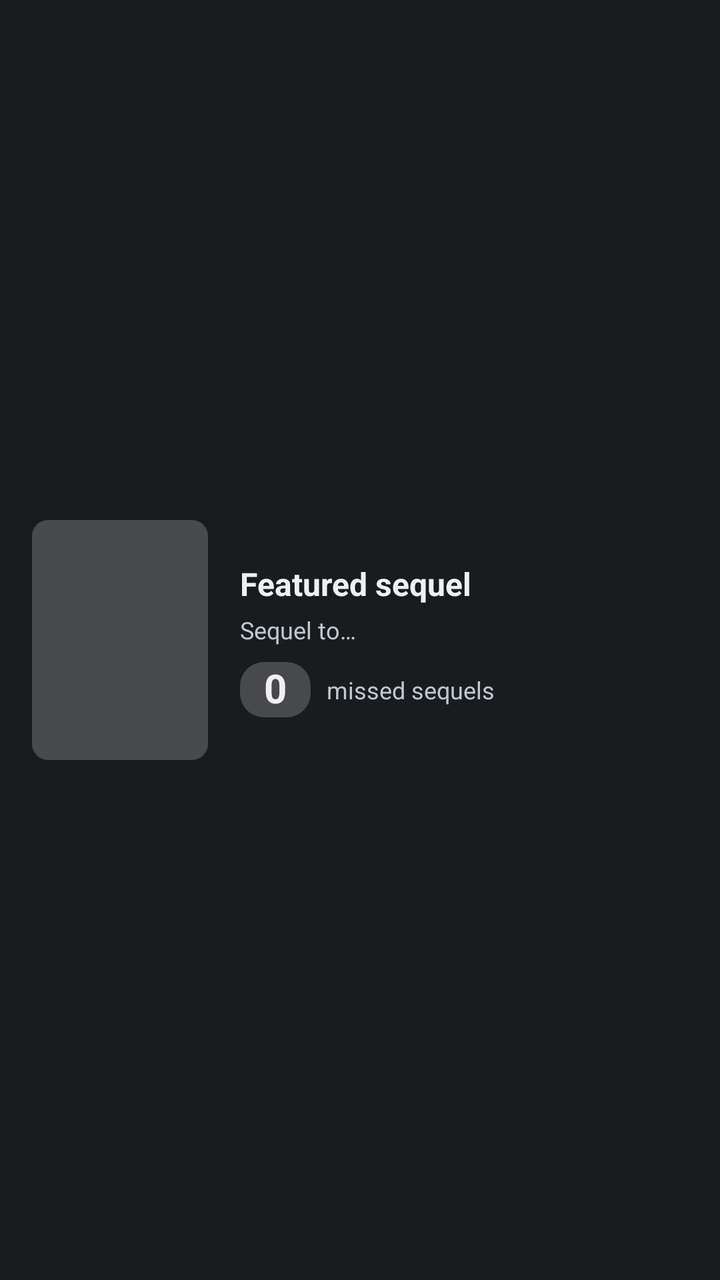
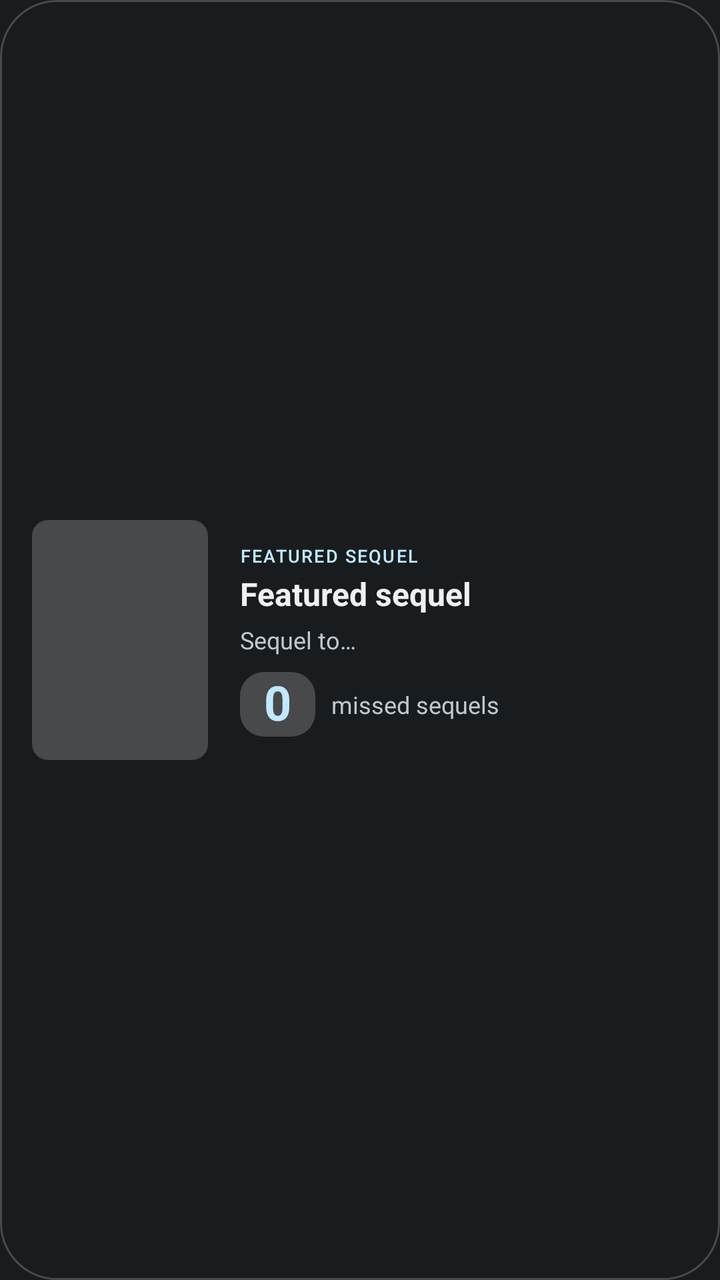

An Android layout rendered at two revisions. The XML below is the earlier revision; the diff shows what the commit changed to produce the second picture.
<!-- AndroidManifest.xml: application theme Theme.MyApplication -->
<!-- res/layout/widget_featured_sequel.xml -->
<?xml version="1.0" encoding="utf-8"?>
<FrameLayout xmlns:android="http://schemas.android.com/apk/res/android"
    android:id="@+id/widget_featured_root"
    android:layout_width="match_parent"
    android:layout_height="match_parent"
    android:background="@drawable/widget_background">

    <LinearLayout
        android:layout_width="match_parent"
        android:layout_height="match_parent"
        android:gravity="center_vertical"
        android:orientation="horizontal"
        android:padding="16dp">

        <ImageView
            android:id="@+id/widget_featured_cover"
            android:layout_width="88dp"
            android:layout_height="120dp"
            android:background="@drawable/widget_cover_placeholder"
            android:contentDescription="@null"
            android:scaleType="centerCrop" />

        <LinearLayout
            android:layout_width="0dp"
            android:layout_height="wrap_content"
            android:layout_marginStart="16dp"
            android:layout_weight="1"
            android:orientation="vertical">

            <TextView
                android:id="@+id/widget_featured_title"
                android:layout_width="match_parent"
                android:layout_height="wrap_content"
                android:ellipsize="end"
                android:maxLines="2"
                android:text="@string/widget_featured_title_initial"
                android:textColor="?android:attr/textColorPrimary"
                android:textSize="16sp"
                android:textStyle="bold" />

            <TextView
                android:id="@+id/widget_featured_parent"
                android:layout_width="match_parent"
                android:layout_height="wrap_content"
                android:layout_marginTop="4dp"
                android:ellipsize="end"
                android:maxLines="1"
                android:text="@string/widget_featured_parent_initial"
                android:textColor="?android:attr/textColorSecondary"
                android:textSize="12sp" />

            <LinearLayout
                android:layout_width="wrap_content"
                android:layout_height="wrap_content"
                android:layout_marginTop="8dp"
                android:gravity="center_vertical"
                android:orientation="horizontal">

                <TextView
                    android:id="@+id/widget_featured_count"
                    android:layout_width="wrap_content"
                    android:layout_height="wrap_content"
                    android:background="@drawable/widget_badge"
                    android:includeFontPadding="false"
                    android:paddingHorizontal="12dp"
                    android:paddingVertical="2dp"
                    android:text="0"
                    android:textColor="?android:attr/textColorPrimary"
                    android:textSize="20sp"
                    android:textStyle="bold" />

                <TextView
                    android:id="@+id/widget_featured_caption"
                    android:layout_width="wrap_content"
                    android:layout_height="wrap_content"
                    android:layout_marginStart="8dp"
                    android:text="@string/widget_featured_caption"
                    android:textColor="?android:attr/textColorSecondary"
                    android:textSize="12sp" />
            </LinearLayout>

            <TextView
                android:id="@+id/widget_featured_username"
                android:layout_width="match_parent"
                android:layout_height="wrap_content"
                android:layout_marginTop="4dp"
                android:ellipsize="end"
                android:maxLines="1"
                android:textColor="?android:attr/textColorSecondary"
                android:textSize="10sp"
                android:visibility="gone" />
        </LinearLayout>
    </LinearLayout>
</FrameLayout>
<!-- resources referenced by this layout -->
<resources>
  <!-- drawable widget_background (drawable) -->
  <?xml version="1.0" encoding="utf-8"?>
  <shape xmlns:android="http://schemas.android.com/apk/res/android"
      android:shape="rectangle">
      <corners android:radius="@android:dimen/system_app_widget_background_radius" />
      <solid android:color="?android:attr/colorBackground" />
  </shape>
  <!-- drawable widget_badge (drawable) -->
  <?xml version="1.0" encoding="utf-8"?>
  <shape xmlns:android="http://schemas.android.com/apk/res/android"
      android:shape="rectangle">
      <corners android:radius="12dp" />
      <solid android:color="?android:attr/colorControlHighlight" />
  </shape>
  <!-- drawable widget_cover_placeholder (drawable) -->
  <?xml version="1.0" encoding="utf-8"?>
  <shape xmlns:android="http://schemas.android.com/apk/res/android"
      android:shape="rectangle">
      <corners android:radius="8dp" />
      <solid android:color="?android:attr/colorControlHighlight" />
  </shape>
  <string name="widget_featured_caption">missed sequels</string>
  <string name="widget_featured_parent_initial">Sequel to…</string>
  <string name="widget_featured_title_initial">Featured sequel</string>
  <style name="Theme.MyApplication" parent="android:Theme.DeviceDefault.NoActionBar" />
</resources>

<!-- the commit's change to res/layout/widget_featured_sequel.xml (unified diff, before → after) -->
@@ -26,6 +26,18 @@
             android:layout_marginStart="16dp"
             android:layout_weight="1"
             android:orientation="vertical">
+
+            <TextView
+                android:layout_width="match_parent"
+                android:layout_height="wrap_content"
+                android:layout_marginBottom="2dp"
+                android:ellipsize="end"
+                android:fontFamily="sans-serif-medium"
+                android:letterSpacing="0.08"
+                android:maxLines="1"
+                android:text="@string/widget_featured_kicker"
+                android:textColor="?android:attr/colorAccent"
+                android:textSize="9sp" />
 
             <TextView
                 android:id="@+id/widget_featured_title"
@@ -65,8 +77,8 @@
                     android:paddingHorizontal="12dp"
                     android:paddingVertical="2dp"
                     android:text="0"
-                    android:textColor="?android:attr/textColorPrimary"
-                    android:textSize="20sp"
+                    android:textColor="?android:attr/colorAccent"
+                    android:textSize="24sp"
                     android:textStyle="bold" />
 
                 <TextView
<!-- resource entries referenced after the edit -->
@@ -6,6 +6,10 @@
       android:shape="rectangle">
       <corners android:radius="@android:dimen/system_app_widget_background_radius" />
       <solid android:color="?android:attr/colorBackground" />
+      
+      <stroke
+          android:width="1dp"
+          android:color="?android:attr/colorControlHighlight" />
   </shape>
   <!-- drawable widget_badge (drawable) -->
   <?xml version="1.0" encoding="utf-8"?>
@@ -22,6 +26,7 @@
       <solid android:color="?android:attr/colorControlHighlight" />
   </shape>
   <string name="widget_featured_caption">missed sequels</string>
+  <string name="widget_featured_kicker">FEATURED SEQUEL</string>
   <string name="widget_featured_parent_initial">Sequel to…</string>
   <string name="widget_featured_title_initial">Featured sequel</string>
   <style name="Theme.MyApplication" parent="android:Theme.DeviceDefault.NoActionBar" />
